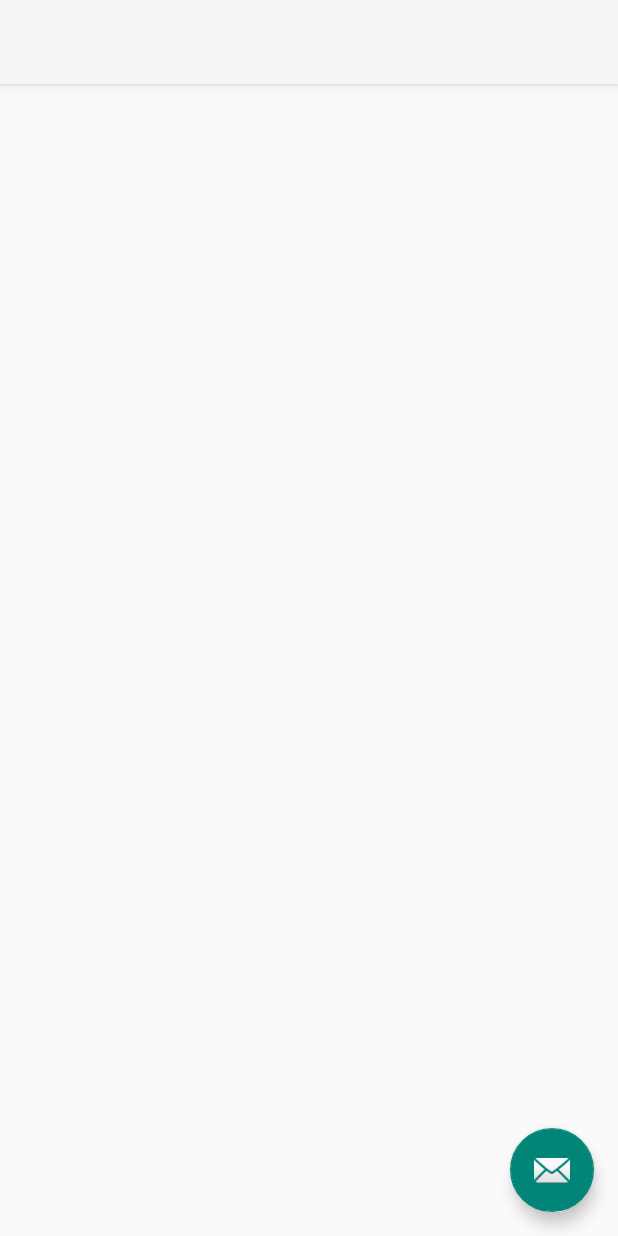
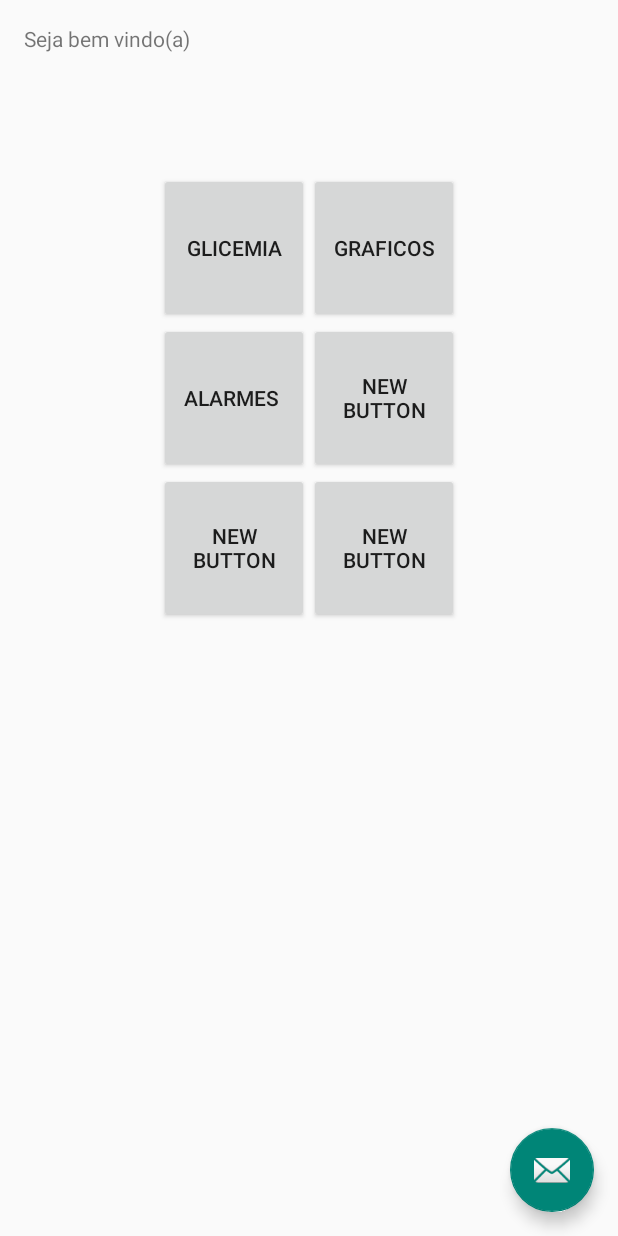
Before and after one commit to MargaridaWeber/diabetes, an Android app: the MainActivity screen opened directly, with no data from a screen before it, on a phone screen of 412 x 824 dp. Run offline under Robolectric (Android 15) with nearby library versions, the phone set to English and light mode, and no system bars; 3 statements that could not run were skipped.

Commit message:
menus lindos

```diff
--- a/app/src/main/java/com/example/pc/diabetesfriend/MainActivity.java
+++ b/app/src/main/java/com/example/pc/diabetesfriend/MainActivity.java
@@ -1,8 +1,13 @@
 package com.example.pc.diabetesfriend;
 
+import android.content.Intent;
+import android.graphics.Color;
+import android.graphics.drawable.ColorDrawable;
 import android.os.Bundle;
 import android.support.design.widget.FloatingActionButton;
 import android.support.design.widget.Snackbar;
+import android.support.v7.app.ActionBar;
+import android.text.Html;
 import android.view.View;
 import android.support.design.widget.NavigationView;
 import android.support.v4.view.GravityCompat;
@@ -12,6 +17,7 @@ import android.support.v7.app.AppCompatActivity;
 import android.support.v7.widget.Toolbar;
 import android.view.Menu;
 import android.view.MenuItem;
+import android.widget.Button;
 
 public class MainActivity extends AppCompatActivity
         implements NavigationView.OnNavigationItemSelectedListener {
@@ -40,7 +46,24 @@ public class MainActivity extends AppCompatActivity
 
         NavigationView navigationView = (NavigationView) findViewById(R.id.nav_view);
         navigationView.setNavigationItemSelectedListener(this);
+
+
+        ActionBar actionBar = getSupportActionBar();
+        actionBar.setDisplayShowHomeEnabled(true);
+        actionBar.setBackgroundDrawable(new ColorDrawable(Color.parseColor("#e4e4e4")));
+
+        //mudar cor do titulo da action bar
+        actionBar.setTitle(Html.fromHtml("<font color='#0060a2'>Diabetes Friend </font>"));
+
+        Button btngli = (Button) findViewById(R.id.btnglicemia);
+        btngli.setOnClickListener(new View.OnClickListener() {
+            public void onClick(View v) {
+                Intent principal = new Intent(getApplicationContext(), GlicemiaActivity.class);
+                startActivity(principal);
+            }
+        });
     }
+
 
     @Override
     public void onBackPressed() {
@@ -55,24 +78,10 @@ public class MainActivity extends AppCompatActivity
     @Override
     public boolean onCreateOptionsMenu(Menu menu) {
         // Inflate the menu; this adds items to the action bar if it is present.
-        getMenuInflater().inflate(R.menu.main, menu);
+        getMenuInflater().inflate(R.menu.menu_main, menu);
         return true;
     }
 
-    @Override
-    public boolean onOptionsItemSelected(MenuItem item) {
-        // Handle action bar item clicks here. The action bar will
-        // automatically handle clicks on the Home/Up button, so long
-        // as you specify a parent activity in AndroidManifest.xml.
-        int id = item.getItemId();
-
-        //noinspection SimplifiableIfStatement
-        if (id == R.id.action_settings) {
-            return true;
-        }
-
-        return super.onOptionsItemSelected(item);
-    }
 
     @SuppressWarnings("StatementWithEmptyBody")
     @Override
--- a/app/src/main/java/com/example/pc/diabetesfriend/PrincipalActivity.java
+++ b/app/src/main/java/com/example/pc/diabetesfriend/PrincipalActivity.java
@@ -1,9 +1,10 @@
 package com.example.pc.diabetesfriend;
 
-
+import android.annotation.TargetApi;
 import android.content.Intent;
 import android.graphics.Color;
 import android.graphics.drawable.ColorDrawable;
+import android.os.Build;
 import android.support.v7.app.ActionBar;
 import android.support.v7.app.AppCompatActivity;
 import android.os.Bundle;
@@ -21,6 +22,7 @@ public class PrincipalActivity extends AppCompatActivity {
         super.onCreate(savedInstanceState);
         setContentView(R.layout.activity_principal);
 
+
         ActionBar actionBar = getSupportActionBar();
         actionBar.setDisplayShowHomeEnabled(true);
         actionBar.setBackgroundDrawable(new ColorDrawable(Color.parseColor("#e4e4e4")));
@@ -36,25 +38,14 @@ public class PrincipalActivity extends AppCompatActivity {
             }
         });
 
+
     }
 
     @Override
     public boolean onCreateOptionsMenu(Menu menu) {
 
-        getMenuInflater().inflate(R.menu.menu_main,menu);
+        getMenuInflater().inflate(R.menu.menu_main, menu);
         return true;
     }
 
-    @Override
-    public boolean onOptionsItemSelected(MenuItem item){
-
-        int id = item.getItemId();
-
-        if(id==R.id.action_settings){
-            return true;
-        }
-
-     return super.onOptionsItemSelected(item);
-    }
-
 }
--- a/app/src/main/res/layout/app_bar_main.xml
+++ b/app/src/main/res/layout/app_bar_main.xml
@@ -12,12 +12,7 @@
         android:layout_height="wrap_content"
         android:theme="@style/AppTheme.AppBarOverlay">
 
-        <android.support.v7.widget.Toolbar
-            android:id="@+id/toolbar"
-            android:layout_width="match_parent"
-            android:layout_height="?attr/actionBarSize"
-            android:background="?attr/colorPrimary"
-            app:popupTheme="@style/AppTheme.PopupOverlay" />
+
 
     </android.support.design.widget.AppBarLayout>
 
--- a/app/src/main/res/layout/content_main.xml
+++ b/app/src/main/res/layout/content_main.xml
@@ -1,15 +1,108 @@
 <?xml version="1.0" encoding="utf-8"?>
-<RelativeLayout xmlns:android="http://schemas.android.com/apk/res/android"
-    xmlns:app="http://schemas.android.com/apk/res-auto"
+
+
+<LinearLayout
+    android:orientation="vertical"
+    android:layout_width="fill_parent"
+    android:layout_height="fill_parent"
+    xmlns:android="http://schemas.android.com/apk/res/android"
     xmlns:tools="http://schemas.android.com/tools"
-    android:layout_width="match_parent"
-    android:layout_height="match_parent"
     android:paddingBottom="@dimen/activity_vertical_margin"
     android:paddingLeft="@dimen/activity_horizontal_margin"
     android:paddingRight="@dimen/activity_horizontal_margin"
     android:paddingTop="@dimen/activity_vertical_margin"
-    app:layout_behavior="@string/appbar_scrolling_view_behavior"
-    tools:context="com.example.pc.diabetesfriend.MainActivity"
-    tools:showIn="@layout/app_bar_main">
+    tools:context="com.example.pc.diabetesfriend.PrincipalActivity">
 
-</RelativeLayout>
+    <TextView
+        android:layout_width="wrap_content"
+        android:layout_height="wrap_content"
+        android:textAppearance="?android:attr/textAppearanceSmall"
+        android:text="Seja bem vindo(a)"
+        android:id="@+id/textView9"
+        android:layout_alignParentTop="true"
+        />
+
+    <LinearLayout
+        android:orientation="horizontal"
+        android:layout_width="wrap_content"
+        android:layout_height="wrap_content"
+        android:layout_gravity="center_horizontal"
+        android:layout_marginTop="80dp">
+
+        <Button
+            android:layout_width="100dp"
+            android:layout_height="100dp"
+            android:text="Glicemia"
+            android:id="@+id/btnglicemia"
+            android:layout_alignBottom="@+id/btnglicemia"
+            android:layout_toRightOf="@+id/btnglicemia"
+            android:layout_toEndOf="@+id/btnglicemia" />
+
+        <Button
+            android:layout_width="100dp"
+            android:layout_height="100dp"
+            android:text="Graficos"
+            android:id="@+id/button4"
+            android:layout_above="@+id/button6"
+            android:layout_toRightOf="@+id/button3"
+            android:layout_toEndOf="@+id/button3" />
+
+    </LinearLayout>
+
+    <LinearLayout
+        android:orientation="horizontal"
+        android:layout_width="wrap_content"
+        android:layout_height="wrap_content"
+        android:layout_gravity="center_horizontal">
+
+        <Button
+            android:layout_width="100dp"
+            android:layout_height="100dp"
+            android:text="Alarmes "
+            android:id="@+id/button5"
+            android:layout_below="@+id/button3"
+            android:layout_alignLeft="@+id/button3"
+            android:layout_alignStart="@+id/button3"
+            android:layout_gravity="center_vertical" />
+
+        <Button
+            android:layout_width="100dp"
+            android:layout_height="100dp"
+            android:text="New Button"
+            android:id="@+id/button6"
+            android:layout_alignTop="@+id/button5"
+            android:layout_toRightOf="@+id/button5"
+            android:layout_toEndOf="@+id/button5" />
+
+    </LinearLayout>
+
+    <LinearLayout
+        android:orientation="horizontal"
+        android:layout_width="wrap_content"
+        android:layout_height="wrap_content"
+        android:layout_gravity="center_horizontal">
+
+        <Button
+            android:layout_width="100dp"
+            android:layout_height="100dp"
+            android:text="New Button"
+            android:id="@+id/button7"
+            android:layout_below="@+id/button3"
+            android:layout_alignLeft="@+id/button3"
+            android:layout_alignStart="@+id/button3"
+            android:layout_gravity="center_vertical" />
+
+        <Button
+            android:layout_width="100dp"
+            android:layout_height="100dp"
+            android:text="New Button"
+            android:id="@+id/button8"
+            android:layout_alignTop="@+id/button5"
+            android:layout_toRightOf="@+id/button5"
+            android:layout_toEndOf="@+id/button5" />
+
+
+    </LinearLayout>
+
+
+</LinearLayout>
--- a/app/src/main/res/menu/main.xml
+++ /dev/null
@@ -1,9 +0,0 @@
-<?xml version="1.0" encoding="utf-8"?>
-<menu xmlns:android="http://schemas.android.com/apk/res/android"
-    xmlns:app="http://schemas.android.com/apk/res-auto">
-    <item
-        android:id="@+id/action_settings"
-        android:orderInCategory="100"
-        android:title="@string/action_settings"
-        app:showAsAction="never" />
-</menu>
```
